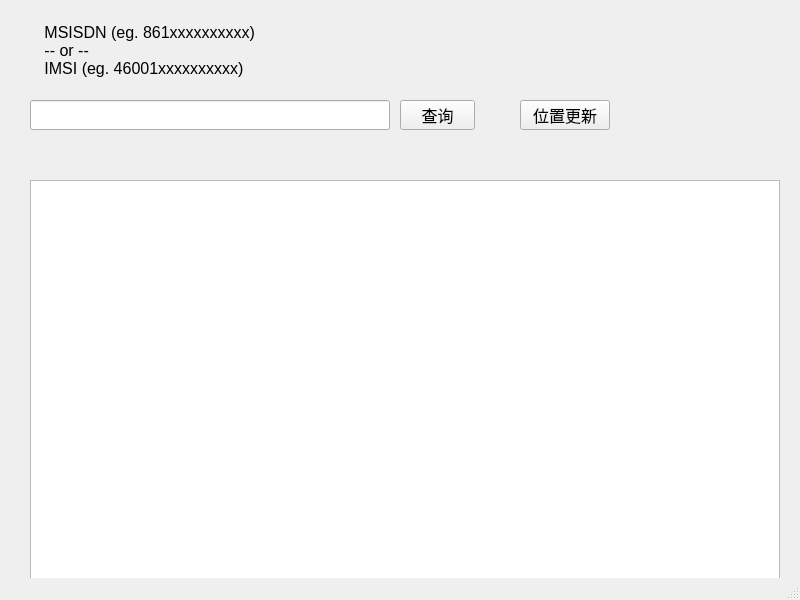
Above: DHLR.ui from winsphinx/DHLR before the change. Below: the same form after it.
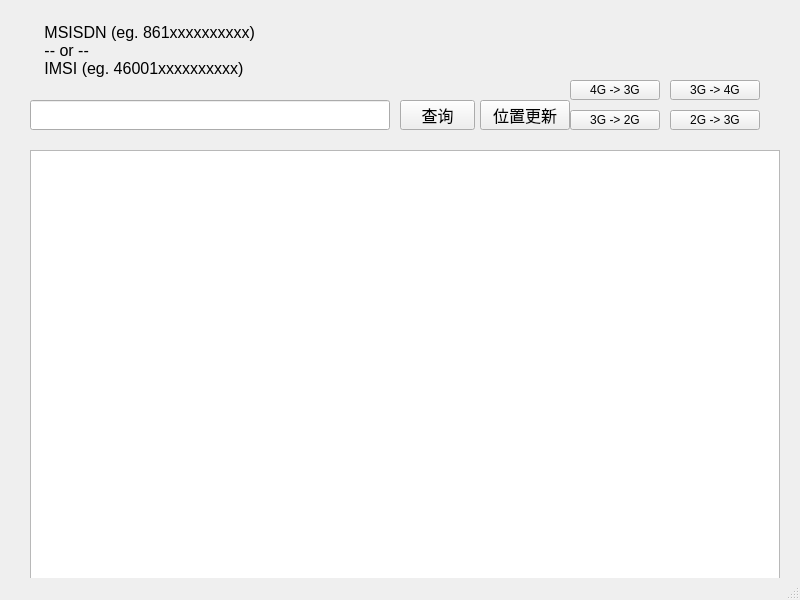
That is the form after the change. Icons and pictures are not drawn.

Commit message: add functions to up/down 2/3/4G

What changed in the file:
```diff
--- a/DHLR.ui
+++ b/DHLR.ui
@@ -40,9 +40,9 @@
     <property name="geometry">
      <rect>
       <x>30</x>
-      <y>180</y>
+      <y>150</y>
       <width>750</width>
-      <height>400</height>
+      <height>430</height>
      </rect>
     </property>
     <property name="font">
@@ -110,7 +110,7 @@
    <widget class="QPushButton" name="btnLocUpd">
     <property name="geometry">
      <rect>
-      <x>520</x>
+      <x>480</x>
       <y>100</y>
       <width>90</width>
       <height>30</height>
@@ -125,6 +125,64 @@
      <string>位置更新</string>
     </property>
    </widget>
+   <widget class="QPushButton" name="btn4to3">
+    <property name="geometry">
+     <rect>
+      <x>570</x>
+      <y>80</y>
+      <width>90</width>
+      <height>20</height>
+     </rect>
+    </property>
+    <property name="text">
+     <string>4G -&gt; 3G</string>
+    </property>
+   </widget>
+   <widget class="QPushButton" name="btn3to2">
+    <property name="geometry">
+     <rect>
+      <x>570</x>
+      <y>110</y>
+      <width>90</width>
+      <height>20</height>
+     </rect>
+    </property>
+    <property name="minimumSize">
+     <size>
+      <width>0</width>
+      <height>20</height>
+     </size>
+    </property>
+    <property name="text">
+     <string>3G -&gt; 2G</string>
+    </property>
+   </widget>
+   <widget class="QPushButton" name="btn3to4">
+    <property name="geometry">
+     <rect>
+      <x>670</x>
+      <y>80</y>
+      <width>90</width>
+      <height>20</height>
+     </rect>
+    </property>
+    <property name="text">
+     <string>3G -&gt; 4G</string>
+    </property>
+   </widget>
+   <widget class="QPushButton" name="btn2to3">
+    <property name="geometry">
+     <rect>
+      <x>670</x>
+      <y>110</y>
+      <width>90</width>
+      <height>20</height>
+     </rect>
+    </property>
+    <property name="text">
+     <string>2G -&gt; 3G</string>
+    </property>
+   </widget>
   </widget>
   <widget class="QMenuBar" name="menubar">
    <property name="geometry">
```
Left out of the diff: 6 changed lines with no effect on the pictures. The commit also changes 1 other file.
